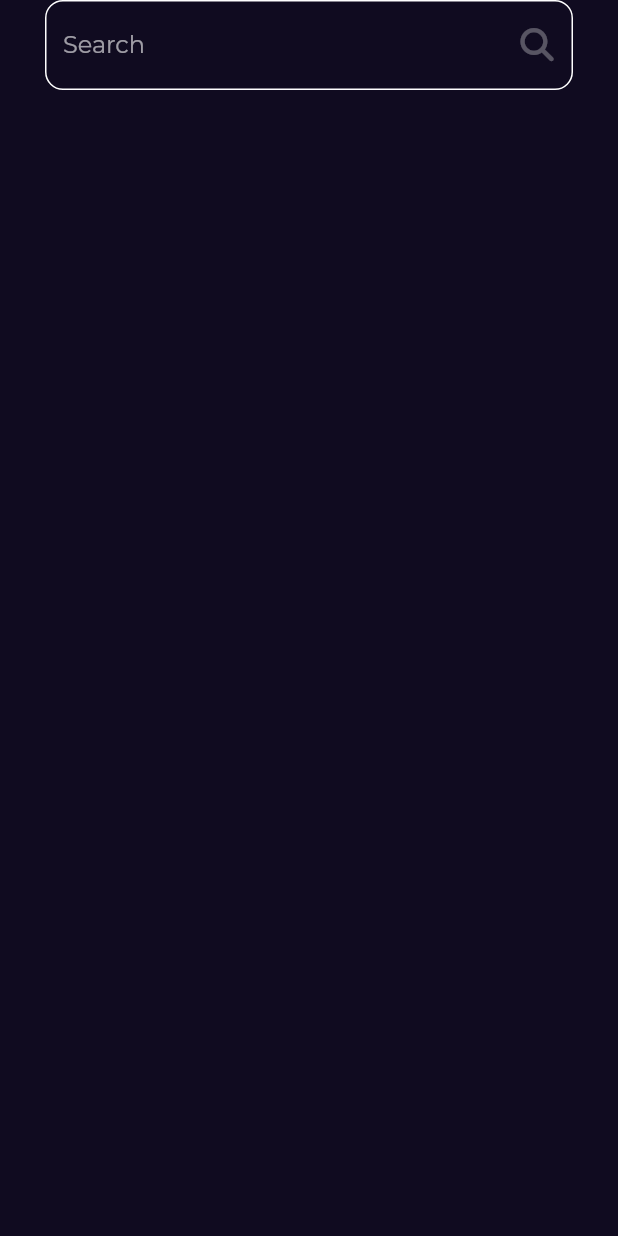
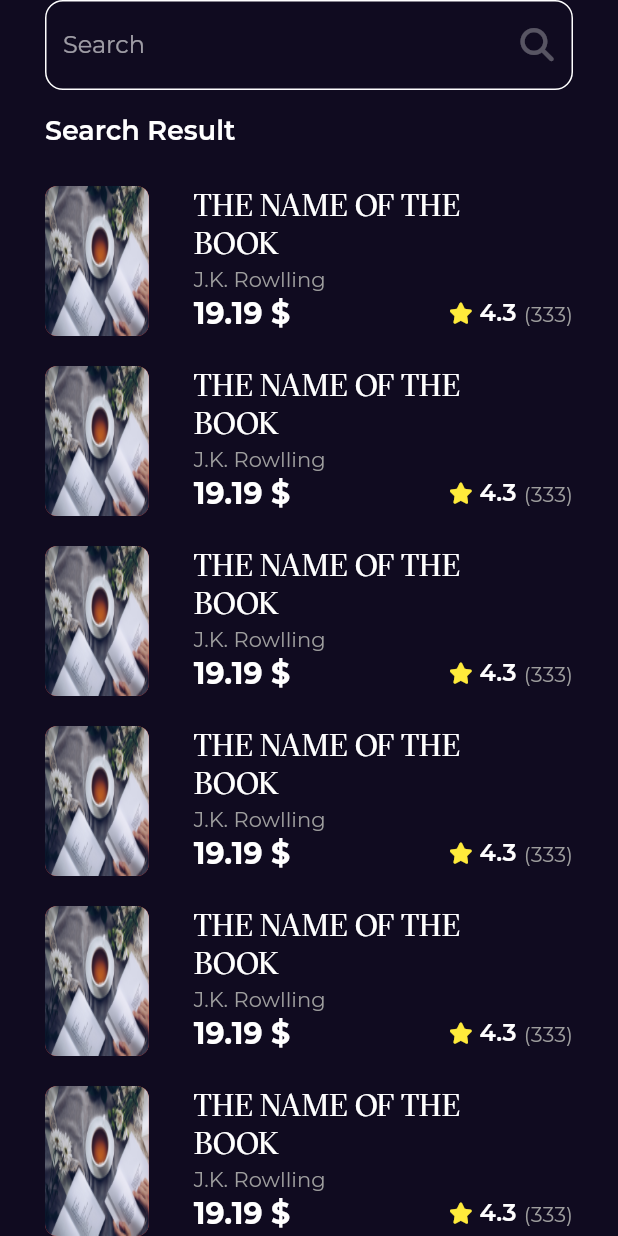
Before and after one commit to AliMohamed-Ali/flutter_projects, a Flutter app: the screen it shows after launch, after a tap on an icon or button, on a phone screen of 412 x 824 dp. Run offline on Flutter 3.47's test engine with Material 2 defaults, Android fonts, the phone set to English and light mode, and no system bars; our stand-ins replace audioplayers, bloc, cloud_firestore, firebase_auth, firebase_core, flutter_bloc and 6 more; accounts and stored records are empty.

Commit message:
search  view done

```diff
--- a/bookly_app/lib/features/Home/presentation/views/widgets/best_seller_list_view.dart
+++ b/bookly_app/lib/features/Home/presentation/views/widgets/best_seller_list_view.dart
@@ -18,7 +18,7 @@ class BestSellerListView extends StatelessWidget {
         itemBuilder: (context, index) {
           return const Padding(
             padding: EdgeInsets.symmetric(vertical: 10.0),
-            child: FeatureBestSellerItem(),
+            child: BookListViewItem(),
           );
         },
       ),
--- a/bookly_app/lib/features/Home/presentation/views/widgets/feature_best_seller_view_item.dart
+++ b/bookly_app/lib/features/Home/presentation/views/widgets/feature_best_seller_view_item.dart
@@ -7,8 +7,8 @@ import '../../../../../core/utils/assets.dart';
 import '../../../../../core/utils/styles.dart';
 import 'book_rating.dart';
 
-class FeatureBestSellerItem extends StatelessWidget {
-  const FeatureBestSellerItem({super.key});
+class BookListViewItem extends StatelessWidget {
+  const BookListViewItem({super.key});
 
   @override
   Widget build(BuildContext context) {
@@ -43,8 +43,8 @@ class FeatureBestSellerItem extends StatelessWidget {
                     width: MediaQuery.of(context).size.width * .5,
                     child: Text(
                       "THE NAME OF THE BOOK ",
-                      style:
-                          Styles.textStyle20.copyWith(fontFamily: kGTSectraFine),
+                      style: Styles.textStyle20
+                          .copyWith(fontFamily: kGTSectraFine),
                       maxLines: 2,
                       overflow: TextOverflow.ellipsis,
                     ),
--- a/bookly_app/lib/features/search/presentation/views/widgets/search_view_body.dart
+++ b/bookly_app/lib/features/search/presentation/views/widgets/search_view_body.dart
@@ -1,6 +1,8 @@
 import 'package:flutter/material.dart';
-import 'package:font_awesome_flutter/font_awesome_flutter.dart';
 
+import '../../../../../constants.dart';
+import '../../../../../core/utils/styles.dart';
+import '../../../../Home/presentation/views/widgets/feature_best_seller_view_item.dart';
 import 'custom_search_text_field.dart';
 
 class SearchViewBody extends StatelessWidget {
@@ -11,10 +13,43 @@ class SearchViewBody extends StatelessWidget {
     return const Padding(
       padding: EdgeInsets.symmetric(horizontal: 30.0),
       child: Column(
+        crossAxisAlignment: CrossAxisAlignment.start,
         children: [
           CustomSearchTextField(),
+          SizedBox(
+            height: 16,
+          ),
+          Text(
+            "Search Result",
+            style: Styles.textStyle18,
+          ),
+          SizedBox(
+            height: 16,
+          ),
+          Expanded(
+            child: SearchResultListView(),
+          ),
         ],
       ),
     );
   }
 }
+
+class SearchResultListView extends StatelessWidget {
+  const SearchResultListView({super.key});
+
+  @override
+  Widget build(BuildContext context) {
+    return ListView.builder(
+      padding: EdgeInsets.zero,
+      itemCount: 10,
+      itemBuilder: (context, index) {
+        return const Padding(
+          padding: EdgeInsets.symmetric(vertical: 10.0),
+          child: BookListViewItem(),
+        );
+      },
+    );
+    ;
+  }
+}
```
